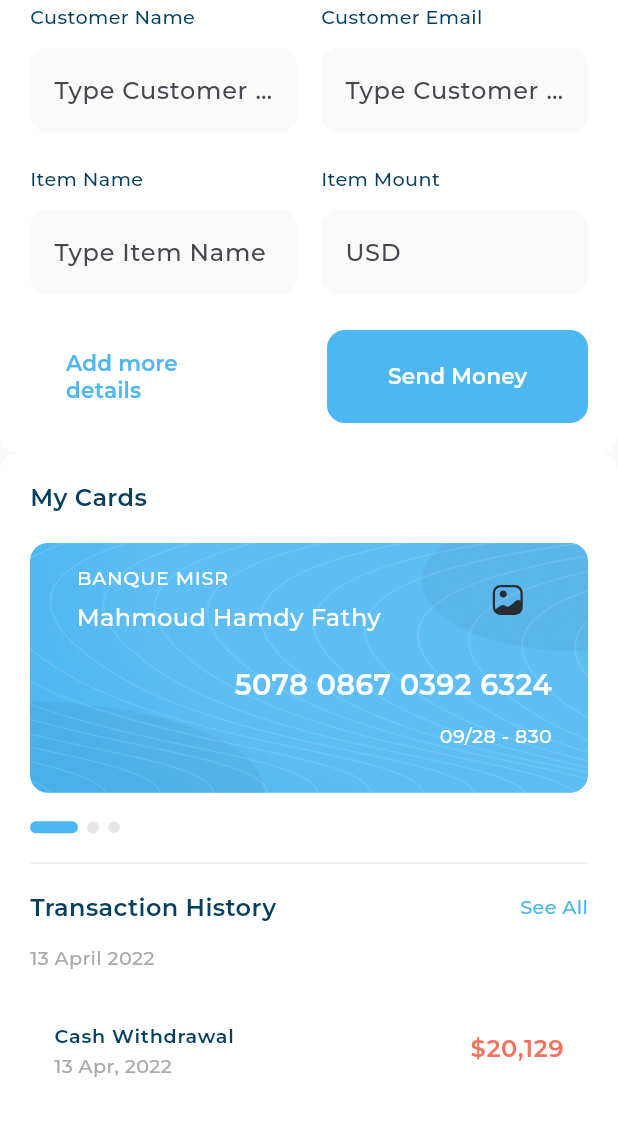
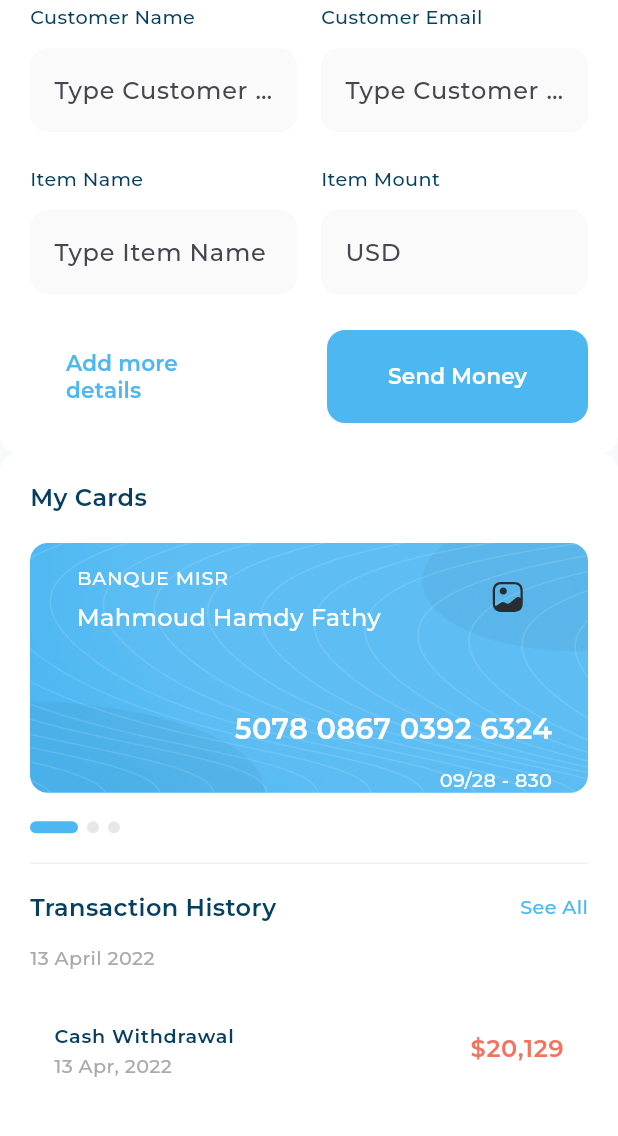
Before and after one commit to mahmoodhamdi/admin_dashboard, a Flutter app: the screen it shows after launch, scrolled down 576 dp, on a phone screen of 412 x 824 dp, the part 84-1220 px from its top. Run offline on Flutter 3.47's test engine with Material 3 defaults, Android fonts, the phone set to English and light mode, and no system bars; drawn by our look-alikes of expandable_page_view; our stand-ins replace fl_chart, flutter_svg; project files that could hold a hidden picture were left out.

Commit message:
finish desktop layout

```diff
--- a/lib/features/home/presentaion/widgets/my_card.dart
+++ b/lib/features/home/presentaion/widgets/my_card.dart
@@ -24,7 +24,7 @@ class MyCard extends StatelessWidget {
         child: Column(crossAxisAlignment: CrossAxisAlignment.end, children: [
           ListTile(
               contentPadding: const EdgeInsets.only(right: 41.5, left: 31),
-              minVerticalPadding: 16,
+              minVerticalPadding: 8,
               title: Text(
                 cardModel.bank,
                 style: AppStyles.font16Regular(context)
@@ -45,7 +45,8 @@ class MyCard extends StatelessWidget {
             child: Column(
               crossAxisAlignment: CrossAxisAlignment.end,
               children: [
-                Text(cardModel.number, style: AppStyles.font24SemiBold(context)),
+                Text(cardModel.number,
+                    style: AppStyles.font24SemiBold(context)),
                 const SizedBox(
                   height: 16,
                 ),
@@ -57,9 +58,7 @@ class MyCard extends StatelessWidget {
               ],
             ),
           ),
-          const SizedBox(
-            height: 29,
-          )
+          const SizedBox()
         ]),
       ),
     );
--- a/lib/features/home/presentaion/widgets/my_cards_pageview.dart
+++ b/lib/features/home/presentaion/widgets/my_cards_pageview.dart
@@ -21,5 +21,3 @@ class MyCardsPageView extends StatelessWidget {
         });
   }
 }
-
-int selectedIndex = 0;
--- a/lib/main.dart
+++ b/lib/main.dart
@@ -12,6 +12,7 @@ class AdminDashboard extends StatelessWidget {
   @override
   Widget build(BuildContext context) {
     return MaterialApp(
+
         debugShowCheckedModeBanner: false,
         title: 'Admin Dashboard',
         theme: ThemeData(fontFamily: "Montserrat"),
```
Also changed, not shown: lib/features/home/presentaion/widgets/active_drawer_item.dart (+7 -3 lines), lib/features/home/presentaion/widgets/inactive_drawer_item.dart (+7 -3 lines), lib/features/home/presentaion/widgets/user_info_listile.dart (+16 -6 lines).
